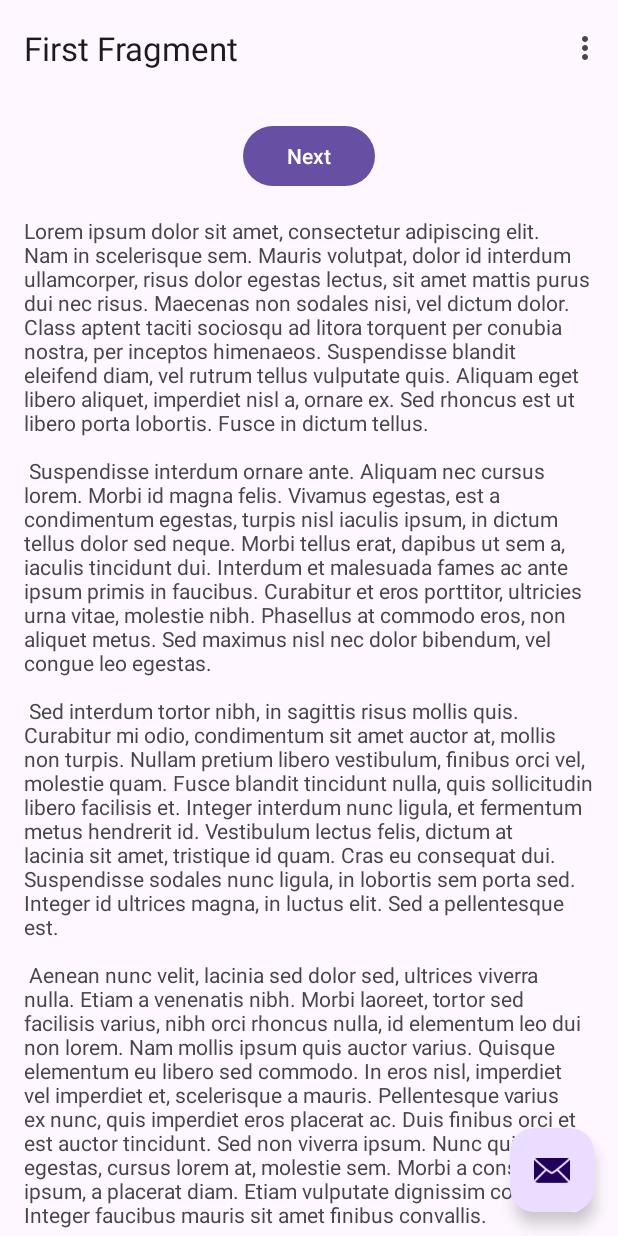
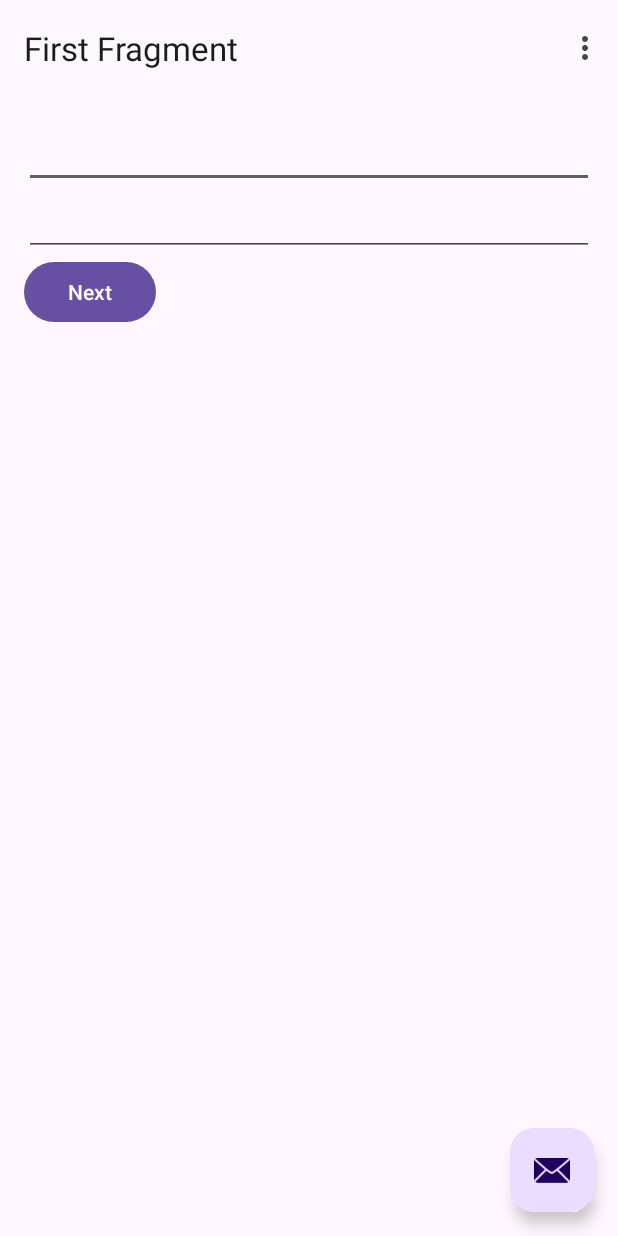
Before and after one commit to isolino/taller-enterview, an Android app: the screen it shows after launch (MainActivity), on a phone screen of 412 x 824 dp. Run offline under Robolectric (Android 15) with nearby library versions, the phone set to English and light mode, and no system bars; our stand-ins replace navigation-ui.

Commit message:
login mimic 5 seconds with progress bar

```diff
--- a/app/src/main/java/com/example/tallerinterview/FirstFragment.kt
+++ b/app/src/main/java/com/example/tallerinterview/FirstFragment.kt
@@ -5,8 +5,14 @@ import androidx.fragment.app.Fragment
 import android.view.LayoutInflater
 import android.view.View
 import android.view.ViewGroup
+import androidx.core.view.isVisible
+import androidx.fragment.app.viewModels
+import androidx.lifecycle.Lifecycle
+import androidx.lifecycle.lifecycleScope
+import androidx.lifecycle.repeatOnLifecycle
 import androidx.navigation.fragment.findNavController
 import com.example.tallerinterview.databinding.FragmentFirstBinding
+import kotlinx.coroutines.launch
 
 /**
  * A simple [Fragment] subclass as the default destination in the navigation.
@@ -18,6 +24,8 @@ class FirstFragment : Fragment() {
     // This property is only valid between onCreateView and
     // onDestroyView.
     private val binding get() = _binding!!
+
+    private val viewModel: LoginViewModel by viewModels<LoginViewModel>()
 
     override fun onCreateView(
         inflater: LayoutInflater, container: ViewGroup?,
@@ -32,8 +40,23 @@ class FirstFragment : Fragment() {
     override fun onViewCreated(view: View, savedInstanceState: Bundle?) {
         super.onViewCreated(view, savedInstanceState)
 
+        lifecycleScope.launch {
+            viewLifecycleOwner.repeatOnLifecycle(Lifecycle.State.STARTED) {
+                viewModel.loginState.collect { isProgressing ->
+                    binding.progressCircular.isVisible = isProgressing
+
+                }
+            }
+
+        }
+
+
+
         binding.buttonFirst.setOnClickListener {
-            findNavController().navigate(R.id.action_FirstFragment_to_SecondFragment)
+            viewModel.login(
+                binding.user.text.toString(),
+                binding.password.text.toString()
+            )
         }
     }
 
@@ -41,4 +64,6 @@ class FirstFragment : Fragment() {
         super.onDestroyView()
         _binding = null
     }
+
+
 }
--- /dev/null
+++ b/app/src/main/java/com/example/tallerinterview/LoginViewModel.kt
@@ -0,0 +1,27 @@
+package com.example.tallerinterview
+
+import androidx.lifecycle.ViewModel
+import androidx.lifecycle.viewModelScope
+import kotlinx.coroutines.delay
+import kotlinx.coroutines.flow.MutableStateFlow
+import kotlinx.coroutines.flow.StateFlow
+import kotlinx.coroutines.launch
+
+class LoginViewModel : ViewModel() {
+
+
+    private val _loginState: MutableStateFlow<Boolean> = MutableStateFlow(false)
+    val loginState: StateFlow<Boolean> = _loginState
+
+
+    fun login(user: String, password: String) {
+
+        viewModelScope.launch {
+            _loginState.emit(true)
+            delay(5_000)
+            _loginState.emit(false)
+        }
+
+    }
+
+}
--- a/app/src/main/res/layout/fragment_first.xml
+++ b/app/src/main/res/layout/fragment_first.xml
@@ -6,30 +6,41 @@
     android:layout_height="match_parent"
     tools:context=".FirstFragment">
 
-    <androidx.constraintlayout.widget.ConstraintLayout
+    <androidx.appcompat.widget.LinearLayoutCompat
         android:layout_width="match_parent"
         android:layout_height="match_parent"
+        android:orientation="vertical"
         android:padding="16dp">
+
+        <com.google.android.material.textfield.TextInputEditText
+            app:layout_constraintTop_toTopOf="parent"
+            android:id="@+id/user"
+            android:layout_width="match_parent"
+            android:layout_height="wrap_content"/>
+
+        <com.google.android.material.textfield.TextInputEditText
+            app:layout_constraintTop_toTopOf="parent"
+            android:id="@+id/password"
+            android:layout_width="match_parent"
+            android:layout_height="wrap_content"
+            app:layout_constraintTop_toBottomOf="@id/user"/>
 
         <Button
             android:id="@+id/button_first"
             android:layout_width="wrap_content"
             android:layout_height="wrap_content"
             android:text="@string/next"
-            app:layout_constraintBottom_toTopOf="@id/textview_first"
+            app:layout_constraintBottom_toTopOf="@id/password"
             app:layout_constraintEnd_toEndOf="parent"
             app:layout_constraintStart_toStartOf="parent"
             app:layout_constraintTop_toTopOf="parent" />
 
-        <TextView
-            android:id="@+id/textview_first"
-            android:layout_width="wrap_content"
-            android:layout_height="wrap_content"
-            android:layout_marginTop="16dp"
-            android:text="@string/lorem_ipsum"
-            app:layout_constraintBottom_toBottomOf="parent"
-            app:layout_constraintEnd_toEndOf="parent"
-            app:layout_constraintStart_toStartOf="parent"
-            app:layout_constraintTop_toBottomOf="@id/button_first" />
-    </androidx.constraintlayout.widget.ConstraintLayout>
+        <ProgressBar
+            android:id="@+id/progress_circular"
+            android:layout_width="match_parent"
+            android:layout_height="@dimen/fab_margin" />
+
+    </androidx.appcompat.widget.LinearLayoutCompat>
+
+
 </androidx.core.widget.NestedScrollView>
```
